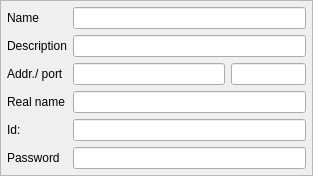
Old version of the form src/blackgui/serverform.ui in the repository swift-project/pilotclient.
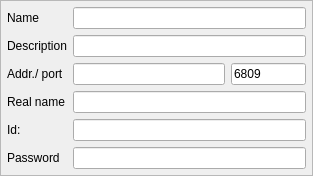
New version of the form.

Commit message: GUI tweaks * Settings for max aircraft / max distance with editing finished * tab order in serverform * öeft align LEDs in statusbar

What changed in the file:
```diff
--- a/src/blackgui/serverform.ui
+++ b/src/blackgui/serverform.ui
@@ -92,6 +92,9 @@
          <height>16777215</height>
         </size>
        </property>
+       <property name="text">
+        <string>6809</string>
+       </property>
        <property name="maxLength">
         <number>5</number>
        </property>
```
Left out of the diff: 9 changed lines with no effect on the pictures. The commit also changes 2 other files.
